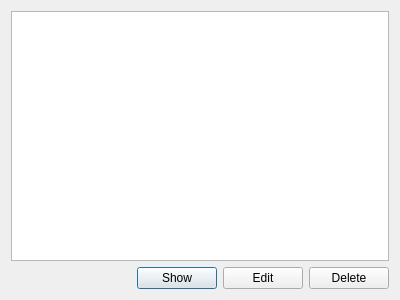
Before: the Qt Designer form dialog.ui in co45/pqt, drawn with Qt 5.
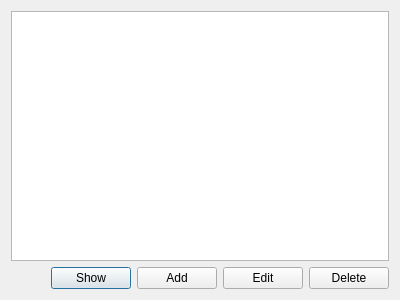
After: the same form once the commit is applied.

```diff
--- a/dialog.ui
+++ b/dialog.ui
@@ -43,6 +43,13 @@
        </property>
       </widget>
      </item>
+     <item>
+      <widget class="QPushButton" name="addButton">
+       <property name="text">
+        <string>Add</string>
+       </property>
+      </widget>
+     </item>
      <item>
       <widget class="QPushButton" name="editButton">
        <property name="text">
```
Left out of the diff: 18 changed lines with no effect on the pictures.
